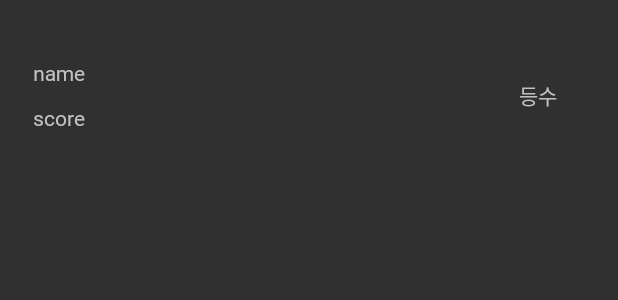
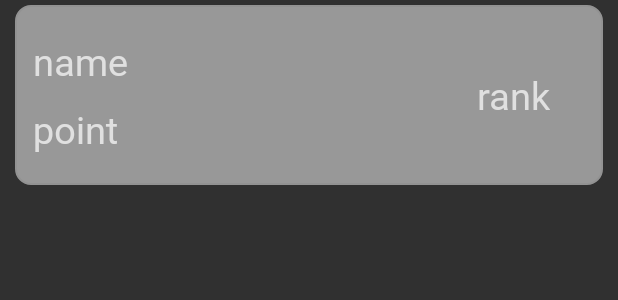
Before and after one commit to KrHangMan/KrHangMan-Android-App, an Android app: the layout item_rank_recycler.xml on its own in the app's theme, with its tools: preview values and no code run, on a phone screen of 412 x 824 dp. Shown: the top 300 px of the screen. Run offline under Robolectric (Android 15) with nearby library versions, the phone set to English and light mode, and no system bars.

Commit message:
feat : rank 조회 기능

```diff
--- a/app/src/main/java/com/hang/android/krhangman/api/HangmanApi.kt
+++ b/app/src/main/java/com/hang/android/krhangman/api/HangmanApi.kt
@@ -18,7 +18,10 @@ interface HangmanApi {
 
     //rank 조회하기
     @GET("/api/users/rank/")
-    fun getRank():Call<String>
+    fun getRank():Call<RankResponse>
 
 
+    @GET("/api/users/rank/")
+    fun getTest():Call<RankResponse>
+
 }
--- a/app/src/main/java/com/hang/android/krhangman/api/Rank.kt
+++ b/app/src/main/java/com/hang/android/krhangman/api/Rank.kt
@@ -3,7 +3,7 @@ package com.hang.android.krhangman.api
 import com.google.gson.annotations.SerializedName
 
 data class Rank (
-    @SerializedName("Rank") var rank:String,
-    var userName:String,
-    @SerializedName("correct_cnt") var correct_cnt:String
+    @SerializedName("rank") var rank:String,
+    @SerializedName("username") var userName:String,
+    @SerializedName("correct_answer") var correct_cnt:String
     )
--- a/app/src/main/java/com/hang/android/krhangman/api/RankResponse.kt
+++ b/app/src/main/java/com/hang/android/krhangman/api/RankResponse.kt
@@ -3,6 +3,6 @@ package com.hang.android.krhangman.api
 import com.google.gson.annotations.SerializedName
 
 class RankResponse {
-    @SerializedName("rank")
+    @SerializedName("add_rank")
     lateinit var ranks:List<Rank>
 }
--- a/app/src/main/java/com/hang/android/krhangman/ui/MainActivity.kt
+++ b/app/src/main/java/com/hang/android/krhangman/ui/MainActivity.kt
@@ -28,6 +28,11 @@ class MainActivity : Activity() {
             Log.d(TAG,Repository.get().getUser().toString())
         }
 
+        binding.mainPageButtonRank.setOnClickListener{
+            val intent = RankingActivity.newIntent(this@MainActivity)
+            startActivity(intent)
+        }
+
 
     }
 
--- /dev/null
+++ b/app/src/main/res/drawable/rank_item_round.xml
@@ -0,0 +1,16 @@
+<?xml version="1.0" encoding="utf-8"?>
+<shape xmlns:android="http://schemas.android.com/apk/res/android"
+    android:padding="10dp"
+    android:shape="rectangle" >
+
+    <solid android:color="#80FFFFFF" />
+    <stroke
+        android:width="1dp"
+        android:color="#929292"/>
+    <corners
+        android:bottomLeftRadius="10dp"
+        android:bottomRightRadius="10dp"
+        android:topLeftRadius="10dp"
+        android:topRightRadius="10dp" />
+
+</shape>
--- a/app/src/main/res/layout/item_rank_recycler.xml
+++ b/app/src/main/res/layout/item_rank_recycler.xml
@@ -14,11 +14,12 @@
         android:layout_marginBottom="3dp"
         android:layout_marginStart="10dp"
         android:layout_marginEnd="10dp"
+        android:background="@drawable/rank_item_round"
         android:padding="1dp"
         android:elevation="5dp"
         android:orientation="horizontal">
         <LinearLayout
-            android:layout_width="150dp"
+            android:layout_width="230dp"
             android:layout_height="match_parent"
             android:orientation="vertical"
             android:padding="5dp"
@@ -27,8 +28,10 @@
                 android:id="@+id/item_rank_name"
                 android:layout_width="match_parent"
                 android:layout_height="wrap_content"
-                android:text="@{rank.userName}"
                 android:hint="name"
+                android:text="@{@string/rank_page_nickname(rank.userName)}"
+                android:textSize="25sp"
+                android:textColor="@color/main_button"
                 android:layout_margin="5dp"
                 />
 
@@ -36,16 +39,21 @@
                 android:id="@+id/item_rank_score"
                 android:layout_width="match_parent"
                 android:layout_height="wrap_content"
-                android:hint="score"
-                android:text="@{rank.correct_cnt}"
+                android:hint="point"
+                android:textSize="25sp"
+                android:textColor="@color/main_button"
+                android:text="@{@string/rank_page_point(rank.correct_cnt)}"
                 android:layout_margin="5dp"
                 />
         </LinearLayout>
         <TextView
-            android:layout_width="240dp"
+            android:id="@+id/item_rank_rank"
+            android:layout_width="155dp"
             android:layout_height="match_parent"
-            android:hint="등수"
-            android:text="@{rank.correct_cnt}"
+            android:hint="rank"
+            android:text="@{@string/rank_page_rank(rank.rank)}"
+            android:textSize="25sp"
+            android:textColor="@color/main_button"
 
             android:padding="30dp"
             android:layout_gravity="end"
--- a/app/src/main/res/values/strings.xml
+++ b/app/src/main/res/values/strings.xml
@@ -18,7 +18,10 @@
     <string name="guide_page_button_next">다음</string>
 
     <string name="rank_page_title">랭킹</string>
-    <string name="hello">나는 %2$s등 입니다.</string>
+    <string name="rank_page_nickname">닉네임 :  %s </string>
+    <string name="rank_page_point">최고 점수 :  %s </string>
+    <string name="rank_page_rank">%s 등 </string>
+
 
 
 </resources>
```
Also changed, not shown: app/src/main/java/com/hang/android/krhangman/BindingAdapter.kt (+8 -8 lines), app/src/main/java/com/hang/android/krhangman/api/HangmanApiFetchr.kt (+28 -9 lines), app/src/main/java/com/hang/android/krhangman/ui/RankingActivity.kt (+46 -6 lines), app/src/main/java/com/hang/android/krhangman/vm/RankingActivityViewModel.kt (added, +17 -0 lines), app/src/main/res/layout/activity_ranking.xml (+6 -2 lines).
